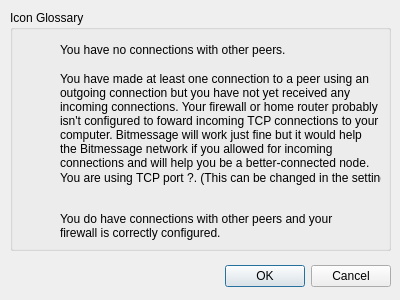
Before: the Qt Designer form iconglossary.ui in Bitmessage/PyBitmessage, drawn with Qt 5.
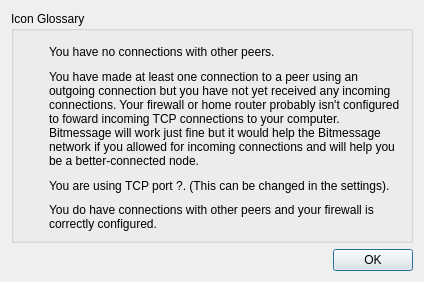
After: the same form once the commit is applied. Icons and pictures are not drawn.

What changed in the file:
```diff
--- a/iconglossary.ui
+++ b/iconglossary.ui
@@ -6,50 +6,22 @@
    <rect>
     <x>0</x>
     <y>0</y>
-    <width>400</width>
-    <height>300</height>
+    <width>424</width>
+    <height>282</height>
    </rect>
   </property>
   <property name="windowTitle">
    <string>Icon Glossary</string>
   </property>
-  <widget class="QDialogButtonBox" name="buttonBox">
-   <property name="geometry">
-    <rect>
-     <x>50</x>
-     <y>260</y>
-     <width>341</width>
-     <height>32</height>
-    </rect>
-   </property>
-   <property name="orientation">
-    <enum>Qt::Horizontal</enum>
-   </property>
-   <property name="standardButtons">
-    <set>QDialogButtonBox::Cancel|QDialogButtonBox::Ok</set>
-   </property>
-  </widget>
+  <layout class="QGridLayout" name="gridLayout">
+   <item row="0" column="0">
   <widget class="QGroupBox" name="groupBox">
-   <property name="geometry">
-    <rect>
-     <x>10</x>
-     <y>10</y>
-     <width>381</width>
-     <height>241</height>
-    </rect>
-   </property>
    <property name="title">
     <string>Icon Glossary</string>
    </property>
+     <layout class="QGridLayout" name="gridLayout_2">
+      <item row="0" column="0">
    <widget class="QLabel" name="label">
-    <property name="geometry">
-     <rect>
-      <x>20</x>
-      <y>30</y>
-      <width>21</width>
-      <height>21</height>
-     </rect>
-    </property>
     <property name="text">
      <string/>
     </property>
@@ -57,28 +29,16 @@
      <pixmap resource="bitmessage_icons.qrc">:/newPrefix/images/redicon.png</pixmap>
     </property>
    </widget>
+      </item>
+      <item row="0" column="1">
    <widget class="QLabel" name="label_2">
-    <property name="geometry">
-     <rect>
-      <x>50</x>
-      <y>30</y>
-      <width>281</width>
-      <height>20</height>
-     </rect>
-    </property>
     <property name="text">
      <string>You have no connections with other peers. </string>
     </property>
    </widget>
+      </item>
+      <item row="1" column="0">
    <widget class="QLabel" name="label_3">
-    <property name="geometry">
-     <rect>
-      <x>20</x>
-      <y>70</y>
-      <width>16</width>
-      <height>21</height>
-     </rect>
-    </property>
     <property name="text">
      <string/>
     </property>
@@ -86,31 +46,42 @@
      <pixmap resource="bitmessage_icons.qrc">:/newPrefix/images/yellowicon.png</pixmap>
     </property>
    </widget>
+      </item>
+      <item row="1" column="1" rowspan="2">
    <widget class="QLabel" name="label_4">
-    <property name="geometry">
-     <rect>
-      <x>50</x>
-      <y>60</y>
-      <width>321</width>
-      <height>101</height>
-     </rect>
-    </property>
     <property name="text">
      <string>You have made at least one connection to a peer using an outgoing connection but you have not yet received any incoming connections. Your firewall or home router probably isn't configured to foward incoming TCP connections to your computer. Bitmessage will work just fine but it would help the Bitmessage network if you allowed for incoming connections and will help you be a better-connected node.</string>
     </property>
+        <property name="alignment">
+         <set>Qt::AlignLeading|Qt::AlignLeft|Qt::AlignTop</set>
+        </property>
     <property name="wordWrap">
      <bool>true</bool>
     </property>
    </widget>
+      </item>
+      <item row="2" column="0" rowspan="2">
+       <spacer name="verticalSpacer">
+        <property name="orientation">
+         <enum>Qt::Vertical</enum>
+        </property>
+        <property name="sizeHint" stdset="0">
+         <size>
+          <width>20</width>
+          <height>73</height>
+         </size>
+        </property>
+       </spacer>
+      </item>
+      <item row="3" column="1">
+       <widget class="QLabel" name="labelPortNumber">
+        <property name="text">
+         <string>You are using TCP port ?. (This can be changed in the settings).</string>
+        </property>
+       </widget>
+      </item>
+      <item row="4" column="0">
    <widget class="QLabel" name="label_5">
-    <property name="geometry">
-     <rect>
-      <x>20</x>
-      <y>200</y>
-      <width>21</width>
-      <height>21</height>
-     </rect>
-    </property>
     <property name="text">
      <string/>
     </property>
@@ -118,15 +89,9 @@
      <pixmap resource="bitmessage_icons.qrc">:/newPrefix/images/greenicon.png</pixmap>
     </property>
    </widget>
+      </item>
+      <item row="4" column="1">
    <widget class="QLabel" name="label_6">
-    <property name="geometry">
-     <rect>
-      <x>50</x>
-      <y>200</y>
-      <width>301</width>
-      <height>31</height>
-     </rect>
-    </property>
     <property name="text">
      <string>You do have connections with other peers and your firewall is correctly configured.</string>
     </property>
@@ -134,20 +99,21 @@
      <bool>true</bool>
     </property>
    </widget>
-   <widget class="QLabel" name="labelPortNumber">
-    <property name="geometry">
-     <rect>
-      <x>50</x>
-      <y>160</y>
-      <width>321</width>
-      <height>16</height>
-     </rect>
-    </property>
-    <property name="text">
-     <string>You are using TCP port ?. (This can be changed in the settings).</string>
-    </property>
-   </widget>
-  </widget>
+      </item>
+     </layout>
+    </widget>
+   </item>
+   <item row="1" column="0">
+    <widget class="QDialogButtonBox" name="buttonBox">
+     <property name="orientation">
+      <enum>Qt::Horizontal</enum>
+     </property>
+     <property name="standardButtons">
+      <set>QDialogButtonBox::Ok</set>
+     </property>
+    </widget>
+   </item>
+  </layout>
  </widget>
  <resources>
   <include location="bitmessage_icons.qrc"/>
```
Lines whose indentation alone changed are shown as unchanged.
